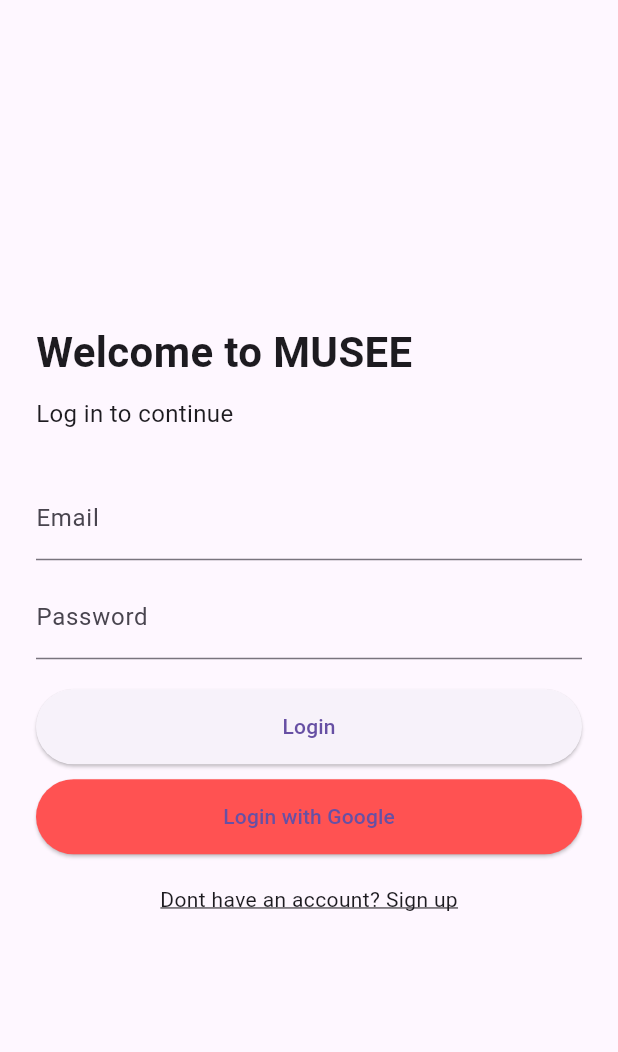
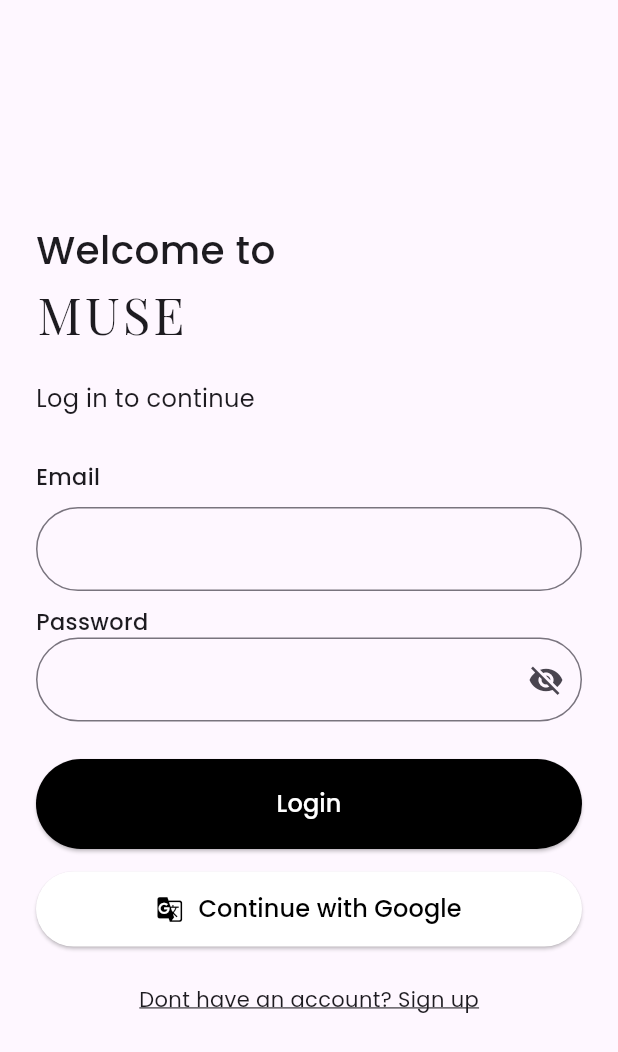
Before and after one commit to sarahsspace/graduation_project, a Flutter app: the screen it shows after launch, on a phone screen of 412 x 824 dp. Shown: the top 1052 px of the screen. Run offline on Flutter 3.47's test engine with Material 3 defaults, Android fonts, the phone set to English and light mode, and no system bars; our stand-ins replace google_fonts.

Commit message:
updated look for login

```diff
--- a/lib/views/auth/login_screen.dart
+++ b/lib/views/auth/login_screen.dart
@@ -1,4 +1,5 @@
 import 'package:flutter/material.dart';
+import 'package:google_fonts/google_fonts.dart';
 
 class LoginScreen extends StatefulWidget {
   @override
@@ -8,6 +9,7 @@ class LoginScreen extends StatefulWidget {
 class _LoginScreenState extends State<LoginScreen> {
   final TextEditingController _emailController = TextEditingController();
   final TextEditingController _passwordController = TextEditingController();
+  bool _isPasswordVisible = false; // Toggle for password visibility
 
   @override
   Widget build(BuildContext context) {
@@ -18,49 +20,99 @@ class _LoginScreenState extends State<LoginScreen> {
           mainAxisAlignment: MainAxisAlignment.center,
           crossAxisAlignment: CrossAxisAlignment.start,
           children: [
-            Text("Welcome to MUSEE",
-            style: TextStyle(fontSize:28, fontWeight: FontWeight.bold),
+            Text("Welcome to",
+            style: GoogleFonts.poppins(fontSize: 26, fontWeight: FontWeight.w500),
+                       ),
+            Text(
+              "MUSE",
+              style: GoogleFonts.playfairDisplay(
+                fontSize: 34,
+                letterSpacing: 2,
+              ),
             ),
-            SizedBox(height: 10),
-            Text("Log in to continue", style: TextStyle(fontSize:16)),
+            SizedBox(height: 20),
+            Text("Log in to continue", style: GoogleFonts.poppins(fontSize: 16)),
             SizedBox(height: 30),
 
             //email input
+            Text(
+              "Email",
+              style: GoogleFonts.poppins(fontSize: 15, fontWeight: FontWeight.w500),
+            ),
+            SizedBox(height: 10),
             TextField(
               controller: _emailController,
-              decoration: InputDecoration(labelText: "Email"),
+              decoration: InputDecoration(
+                border: OutlineInputBorder(
+                  borderRadius: BorderRadius.circular(45),
+                ),
+              ),
               keyboardType: TextInputType.emailAddress,
             ),
             SizedBox(height: 10),
 
             //password input
+            Text(
+              "Password",
+              style: GoogleFonts.poppins(fontSize: 15, fontWeight: FontWeight.w500),
+            ),
             TextField(
               controller: _passwordController,
-              decoration: InputDecoration(labelText: "Password"),
-              obscureText: true,
+              obscureText: !_isPasswordVisible,
+              decoration: InputDecoration(
+                border: OutlineInputBorder(
+                  borderRadius: BorderRadius.circular(45),
+                ),
+                suffixIcon: IconButton(
+                  icon: Icon(
+                    _isPasswordVisible ? Icons.visibility : Icons.visibility_off,
+                  ),
+                  onPressed: () {
+                    setState(() {
+                      _isPasswordVisible = !_isPasswordVisible;
+                    });
+                  },
+                ),
+              ),
             ),
-            SizedBox(height: 20),
+            SizedBox(height: 25),
 
             // login btn
-            ElevatedButton(
-              onPressed:(){},
-              child: Text("Login"),
+             ElevatedButton(
+              onPressed: () {},
+              child: Text("Login", style: GoogleFonts.poppins(fontSize: 16)),
               style: ElevatedButton.styleFrom(
-                minimumSize: Size(double.infinity, 50),
+                minimumSize: Size(double.infinity, 60),
+                backgroundColor: Colors.black,
+                foregroundColor: Colors.white,
+                shape: RoundedRectangleBorder(
+                  borderRadius: BorderRadius.circular(45),
+                ),
               ),
             ),
-            SizedBox(height: 10),
+            SizedBox(height: 15),
 
             //google sign in btn placeholder now
             ElevatedButton(
-              onPressed:(){},
-              child: Text("Login with Google"),
+              onPressed: () {},
+              child: Row(
+                mainAxisAlignment: MainAxisAlignment.center,
+                children: [
+                  Icon(Icons.g_translate, color: Colors.black),
+                  SizedBox(width: 10),
+                  Text("Continue with Google", style: GoogleFonts.poppins(fontSize: 16)),
+                ],
+              ),
               style: ElevatedButton.styleFrom(
                 minimumSize: Size(double.infinity, 50),
-                backgroundColor: Colors.redAccent,
+                backgroundColor: const Color.fromARGB(255, 255, 255, 255),
+                foregroundColor: const Color.fromARGB(255, 0, 0, 0),
+                shape: RoundedRectangleBorder(
+                  borderRadius: BorderRadius.circular(45),
+                ),
               ),
             ),
-            SizedBox(height:20),
+            SizedBox(height:25),
 
             //sign up link
             Center(
@@ -68,7 +120,8 @@ class _LoginScreenState extends State<LoginScreen> {
                 onTap:() {},
                 child: Text(
                   "Dont have an account? Sign up",
-                  style: TextStyle(
+                  style: GoogleFonts.poppins(
+                    fontSize: 14,
                     decoration: TextDecoration.underline,
                   ),
                 ),
--- a/pubspec.yaml
+++ b/pubspec.yaml
@@ -38,6 +38,7 @@ dependencies:
   firebase_core: ^3.12.0
   firebase_auth: ^5.5.0
   google_sign_in: ^6.2.2
+  google_fonts: ^6.2.1
 
 dev_dependencies:
   flutter_test:
```
Also changed, not shown: pubspec.lock, 2 other files.
